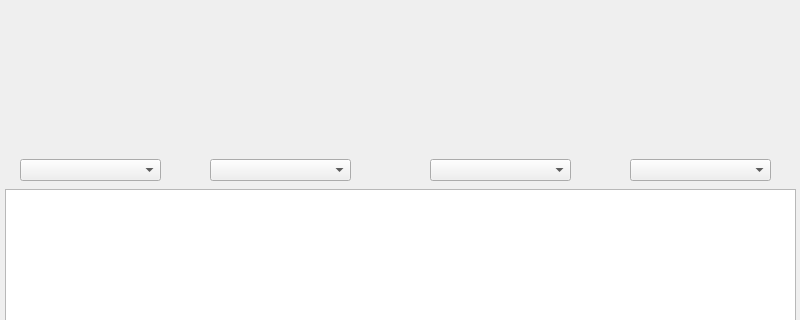
Old version of the form UIs/jobs_window.ui in the repository grassmeight/Source-System; both pictures show x 0 to 800 and y 131 to 451 of the 800 by 600 pixel window.
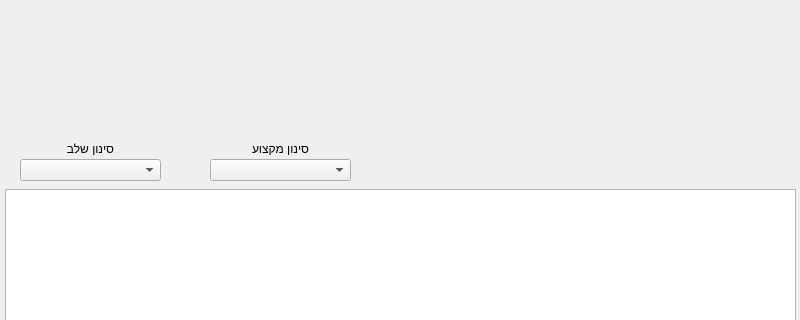
New version of the form.

Commit message: Added a Matplotlib graph to the GUI

The edit to the form file:
```diff
--- a/UIs/jobs_window.ui
+++ b/UIs/jobs_window.ui
@@ -34,26 +34,6 @@
      </rect>
     </property>
    </widget>
-   <widget class="QComboBox" name="comboBox_3">
-    <property name="geometry">
-     <rect>
-      <x>430</x>
-      <y>290</y>
-      <width>141</width>
-      <height>22</height>
-     </rect>
-    </property>
-   </widget>
-   <widget class="QComboBox" name="comboBox_4">
-    <property name="geometry">
-     <rect>
-      <x>630</x>
-      <y>290</y>
-      <width>141</width>
-      <height>22</height>
-     </rect>
-    </property>
-   </widget>
    <widget class="QTableView" name="tableView">
     <property name="geometry">
      <rect>
@@ -70,6 +50,55 @@
      <bool>true</bool>
     </attribute>
    </widget>
+   <widget class="QLabel" name="label">
+    <property name="geometry">
+     <rect>
+      <x>20</x>
+      <y>270</y>
+      <width>141</width>
+      <height>20</height>
+     </rect>
+    </property>
+    <property name="layoutDirection">
+     <enum>Qt::RightToLeft</enum>
+    </property>
+    <property name="text">
+     <string>סינון שלב</string>
+    </property>
+    <property name="alignment">
+     <set>Qt::AlignCenter</set>
+    </property>
+   </widget>
+   <widget class="QLabel" name="label_2">
+    <property name="geometry">
+     <rect>
+      <x>210</x>
+      <y>270</y>
+      <width>141</width>
+      <height>20</height>
+     </rect>
+    </property>
+    <property name="layoutDirection">
+     <enum>Qt::RightToLeft</enum>
+    </property>
+    <property name="text">
+     <string>סינון מקצוע</string>
+    </property>
+    <property name="alignment">
+     <set>Qt::AlignCenter</set>
+    </property>
+   </widget>
+   <widget class="QWidget" name="gridLayoutWidget">
+    <property name="geometry">
+     <rect>
+      <x>0</x>
+      <y>0</y>
+      <width>801</width>
+      <height>271</height>
+     </rect>
+    </property>
+    <layout class="QGridLayout" name="NigLayout"/>
+   </widget>
   </widget>
   <widget class="QMenuBar" name="menubar">
    <property name="geometry">
```
Left out of the diff: 4 changed lines with no effect on the pictures. The commit also changes 4 other files.
